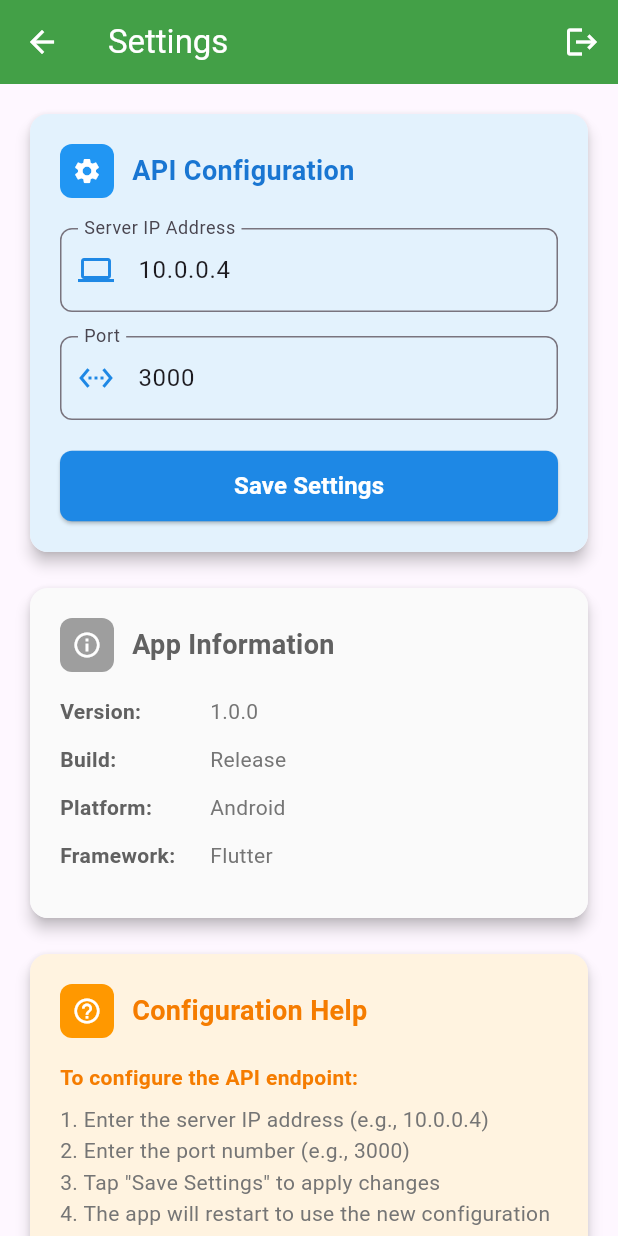
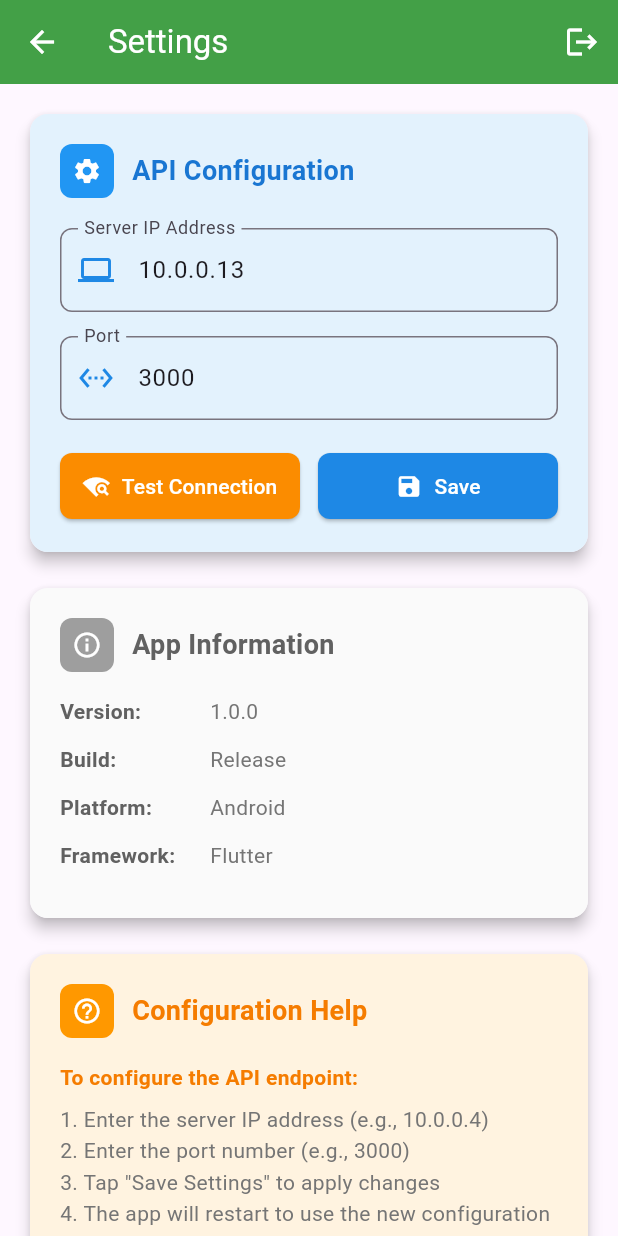
Before and after one commit to weaamabusiam/smart-employee-management, a Flutter app: the screen it shows after launch, after a tap on the "settings" icon, on a phone screen of 412 x 824 dp. Run offline on Flutter 3.47's test engine with Material 3 defaults, Android fonts, the phone set to English and light mode, and no system bars; our stand-ins replace flutter_blue_plus, fluttertoast, permission_handler, shared_preferences; missing offline and left inert: flutter_foreground_task; network calls fail.

Commit message:
Add files via upload

```diff
--- a/mobile/lib/main.dart
+++ b/mobile/lib/main.dart
@@ -1,10 +1,33 @@
 import 'package:flutter/material.dart';
+import 'package:flutter_foreground_task/flutter_foreground_task.dart';
 import 'screens/login_screen.dart';
 import 'screens/main_attendance_screen.dart';
 import 'services/api_service.dart';
 
 void main() async {
   WidgetsFlutterBinding.ensureInitialized();
+
+  // Initialize FlutterForegroundTask - REQUIRED before starting service
+  FlutterForegroundTask.init(
+    androidNotificationOptions: AndroidNotificationOptions(
+      channelId: 'attendance_tracking_channel',
+      channelName: 'Attendance Tracking',
+      channelDescription: 'This notification appears when the attendance tracking service is running.',
+      channelImportance: NotificationChannelImportance.LOW,
+      priority: NotificationPriority.LOW,
+    ),
+    iosNotificationOptions: const IOSNotificationOptions(
+      showNotification: true,
+      playSound: false,
+    ),
+    foregroundTaskOptions: ForegroundTaskOptions(
+      eventAction: ForegroundTaskEventAction.repeat(5000),
+      autoRunOnBoot: false,
+      autoRunOnMyPackageReplaced: false,
+      allowWakeLock: true,
+      allowWifiLock: true,
+    ),
+  );
 
   runApp(const AttendanceApp());
 }
--- a/mobile/lib/screens/settings_screen.dart
+++ b/mobile/lib/screens/settings_screen.dart
@@ -20,6 +20,7 @@ class _SettingsScreenState extends State<SettingsScreen> {
   final _portController = TextEditingController();
   bool _isLoading = true;
   bool _isSaving = false;
+  bool _isTesting = false;
 
   @override
   void initState() {
@@ -31,7 +32,7 @@ class _SettingsScreenState extends State<SettingsScreen> {
     try {
       final config = await ApiService.getApiConfig();
       setState(() {
-        _ipController.text = config['ip'] ?? '10.0.0.4';
+        _ipController.text = config['ip'] ?? '10.0.0.13';
         _portController.text = config['port'] ?? '3000';
         _isLoading = false;
       });
@@ -61,6 +62,37 @@ class _SettingsScreenState extends State<SettingsScreen> {
     } finally {
       setState(() {
         _isSaving = false;
+      });
+    }
+  }
+
+  Future<void> _testConnection() async {
+    if (_ipController.text.isEmpty || _portController.text.isEmpty) {
+      _showSnackBar('Please fill in all fields first', Colors.red);
+      return;
+    }
+
+    setState(() {
+      _isTesting = true;
+    });
+
+    try {
+      // Save settings first
+      await ApiService.setApiConfig(_ipController.text, _portController.text);
+
+      // Test connection
+      final result = await ApiService.testConnection();
+
+      if (result['success']) {
+        _showSnackBar('✅ Connection successful!\n${result['url']}', Colors.green);
+      } else {
+        _showSnackBar('❌ Connection failed:\n${result['message']}', Colors.red);
+      }
+    } catch (e) {
+      _showSnackBar('Error testing connection: $e', Colors.red);
+    } finally {
+      setState(() {
+        _isTesting = false;
       });
     }
   }
@@ -146,7 +178,7 @@ class _SettingsScreenState extends State<SettingsScreen> {
                         controller: _ipController,
                         decoration: InputDecoration(
                           labelText: 'Server IP Address',
-                          hintText: '10.0.0.4',
+                          hintText: '10.0.0.13',
                           border: OutlineInputBorder(
                             borderRadius: BorderRadius.circular(8),
                           ),
@@ -168,10 +200,47 @@ class _SettingsScreenState extends State<SettingsScreen> {
                         keyboardType: TextInputType.number,
                       ),
                       const SizedBox(height: 20),
-                      SizedBox(
-                        width: double.infinity,
-                        child: ElevatedButton(
+                      Row(
+                        children: [
+                          Expanded(
+                            child: ElevatedButton.icon(
+                              onPressed: _isTesting ? null : _testConnection,
+                              icon: _isTesting
+                                ? const SizedBox(
+                                    width: 16,
+                                    height: 16,
+                                    child: CircularProgressIndicator(
+                                      strokeWidth: 2,
+                                      valueColor: AlwaysStoppedAnimation<Color>(Colors.white),
+                                    ),
+                                  )
+                                : const Icon(Icons.wifi_find),
+                              label: Text(_isTesting ? 'Testing...' : 'Test Connection'),
+                              style: ElevatedButton.styleFrom(
+                                backgroundColor: Colors.orange.shade600,
+                                foregroundColor: Colors.white,
+                                padding: const EdgeInsets.symmetric(vertical: 12),
+                                shape: RoundedRectangleBorder(
+                                  borderRadius: BorderRadius.circular(8),
+                                ),
+                              ),
+                            ),
+                          ),
+                          const SizedBox(width: 12),
+                          Expanded(
+                            child: ElevatedButton.icon(
                               onPressed: _isSaving ? null : _saveSettings,
+                              icon: _isSaving
+                                ? const SizedBox(
+                                    width: 16,
+                                    height: 16,
+                                    child: CircularProgressIndicator(
+                                      strokeWidth: 2,
+                                      valueColor: AlwaysStoppedAnimation<Color>(Colors.white),
+                                    ),
+                                  )
+                                : const Icon(Icons.save),
+                              label: Text(_isSaving ? 'Saving...' : 'Save'),
                               style: ElevatedButton.styleFrom(
                                 backgroundColor: Colors.blue.shade600,
                                 foregroundColor: Colors.white,
@@ -180,20 +249,9 @@ class _SettingsScreenState extends State<SettingsScreen> {
                                   borderRadius: BorderRadius.circular(8),
                                 ),
                               ),
-                          child: _isSaving
-                              ? const SizedBox(
-                                  height: 20,
-                                  width: 20,
-                                  child: CircularProgressIndicator(
-                                    strokeWidth: 2,
-                                    valueColor: AlwaysStoppedAnimation<Color>(Colors.white),
-                                  ),
-                                )
-                              : const Text(
-                                  'Save Settings',
-                                  style: TextStyle(fontSize: 16, fontWeight: FontWeight.bold),
                             ),
                           ),
+                        ],
                       ),
                     ],
                   ),
```
Also changed, not shown: mobile/lib/screens/attendance_status_screen.dart (+30 -3 lines), mobile/lib/services/api_service.dart (+49 -1 lines), mobile/lib/services/foreground_service.dart (+36 -14 lines). Lines whose indentation alone changed are shown as unchanged.
